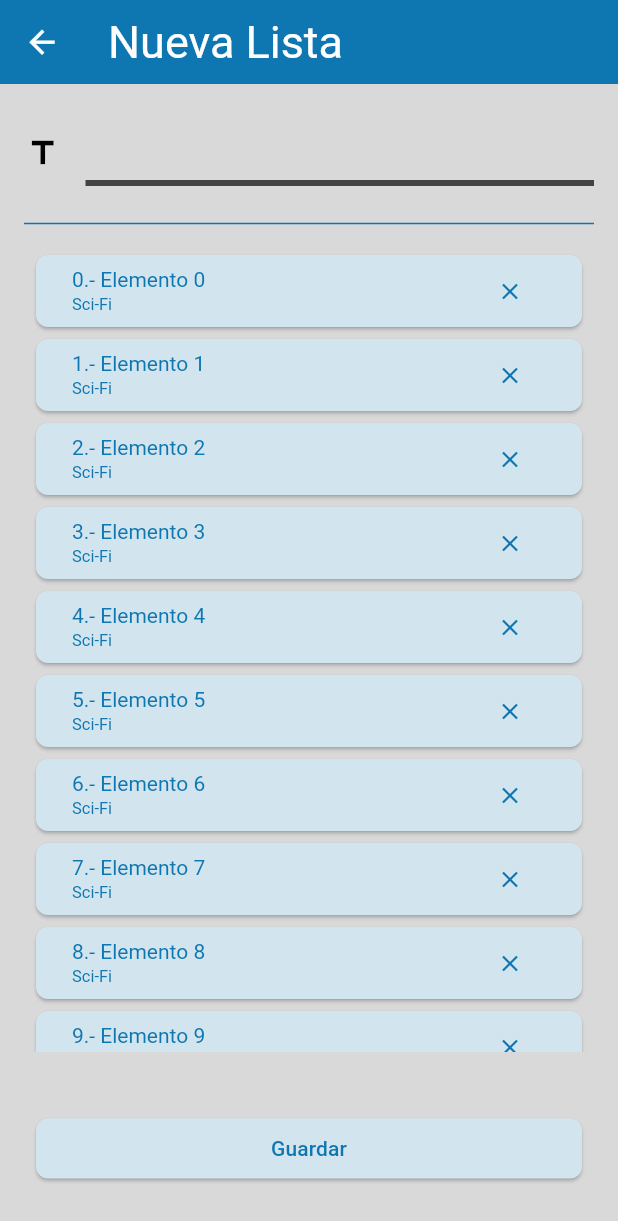
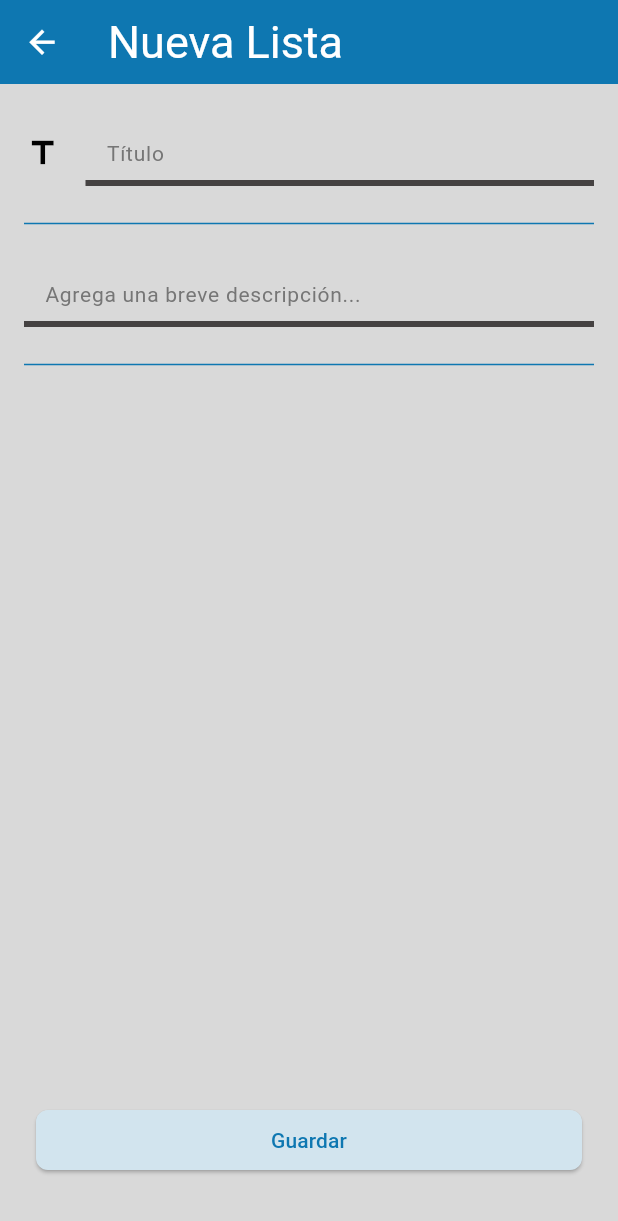
Before and after one commit to 74Emmanuel47/randomizer, a Flutter app: the NewList screen opened directly, on a phone screen of 412 x 824 dp. Shown: the top 1221 px of the screen. Run offline on Flutter 3.47's test engine with Material 3 defaults, Android fonts, the phone set to English and light mode, and no system bars; our stand-ins replace another_flutter_splash_screen, google_fonts, shared_preferences; accounts and stored records are empty; Roboto replaces fonts that are missing (Electrolize).

Commit message:
New List Screen Modified

```diff
--- a/lib/New_List_Screen.dart
+++ b/lib/New_List_Screen.dart
@@ -1,6 +1,8 @@
 import 'package:flutter/material.dart';
+import 'package:randomizer/templates/Molecules/Divisor.dart';
+import 'package:randomizer/templates/Molecules/Floating_Button.dart';
 import 'package:randomizer/templates/Molecules/Input_Gn.dart';
-import 'package:randomizer/templates/Molecules/Input_Gn_T2.dart';
+import 'package:randomizer/templates/Molecules/Input_Lg.dart';
 import 'package:randomizer/templates/Molecules/List_Item.dart';
 
 class NewList extends StatefulWidget {
@@ -24,54 +26,31 @@ class _NewList extends State<NewList> {
         child: Column(
           children: [
             Container(
+              margin: const EdgeInsets.fromLTRB(16.0, 24.0, 16.0, 0.0),
+              child: const InputGn(hint: "Título"),
+            ),
+            const Divisor(),
+            Container(
               margin: const EdgeInsets.symmetric(
-                vertical: 24.0,
+                vertical: 0.0,
                 horizontal: 16.0,
               ),
-              child: const InputGn(hint: ""),
-            ),
-            Container(
-              margin: const EdgeInsets.symmetric(
-                horizontal: 16,
-                vertical: 0.0,
-              ),
-              child: Divider(
-                color: Theme.of(context).colorScheme.onSecondary,
-                height: 2.0,
+              child: const InputLg(
+                hint: "Agrega una breve descripción...",
               ),
             ),
-            Container(
-              height: MediaQuery.of(context).size.height * 0.65,
-              margin: const EdgeInsets.symmetric(
-                horizontal: 0.0,
-                vertical: 16.0,
-              ),
-              child: ListView.builder(
-                itemCount: 10,
-                itemBuilder: (context, index) {
-                  return ListItem(
-                    title: "$index.- Elemento $index",
-                    subtitle: "Sci-Fi",
-                  );
-                },
-              ),
-            ),
-            Container(
-              margin: const EdgeInsets.symmetric(
-                horizontal: 24.0,
-                vertical: 24.0,
-              ),
-              child: SizedBox(
-                width: MediaQuery.of(context).size.width,
-                child: ElevatedButton(
-                  onPressed: () {},
-                  child: const Text("Guardar"),
-                ),
-              ),
-            )
+            const Divisor(),
           ],
         ),
       ),
+      floatingActionButton: Container(
+        margin: const EdgeInsets.symmetric(
+          horizontal: 24.0,
+          vertical: 24.0,
+        ),
+        child: const FloatingButton(txt: "Hecho"),
+      ),
+      floatingActionButtonLocation: FloatingActionButtonLocation.centerFloat,
     );
   }
 }
--- /dev/null
+++ b/lib/templates/Molecules/Divisor.dart
@@ -0,0 +1,19 @@
+import 'package:flutter/material.dart';
+
+class Divisor extends StatelessWidget {
+  const Divisor({super.key});
+
+  @override
+  Widget build(BuildContext context) {
+    return Container(
+      margin: const EdgeInsets.symmetric(
+        horizontal: 16,
+        vertical: 24.0,
+      ),
+      child: Divider(
+        color: Theme.of(context).colorScheme.onSecondary,
+        height: 2.0,
+      ),
+    );
+  }
+}
--- /dev/null
+++ b/lib/templates/Molecules/Floating_Button.dart
@@ -0,0 +1,23 @@
+import 'package:flutter/material.dart';
+
+class FloatingButton extends StatefulWidget {
+  const FloatingButton({super.key, required this.txt});
+
+  final String txt;
+
+  @override
+  State<FloatingButton> createState() => _FloatingButton();
+}
+
+class _FloatingButton extends State<FloatingButton> {
+  @override
+  Widget build(BuildContext context) {
+    return SizedBox(
+      width: MediaQuery.of(context).size.width,
+      child: ElevatedButton(
+        onPressed: () {},
+        child: const Text("Guardar"),
+      ),
+    );
+  }
+}
--- /dev/null
+++ b/lib/templates/Molecules/Input_Lg.dart
@@ -0,0 +1,22 @@
+import 'package:flutter/material.dart';
+
+class InputLg extends StatefulWidget {
+  const InputLg({super.key, required this.hint});
+
+  final String hint;
+
+  @override
+  State<InputLg> createState() => _InputLg();
+}
+
+class _InputLg extends State<InputLg> {
+  @override
+  Widget build(BuildContext context) {
+    return TextFormField(
+      decoration: InputDecoration(
+        hintText: widget.hint,
+      ),
+      maxLines: 1,
+    );
+  }
+}
```
